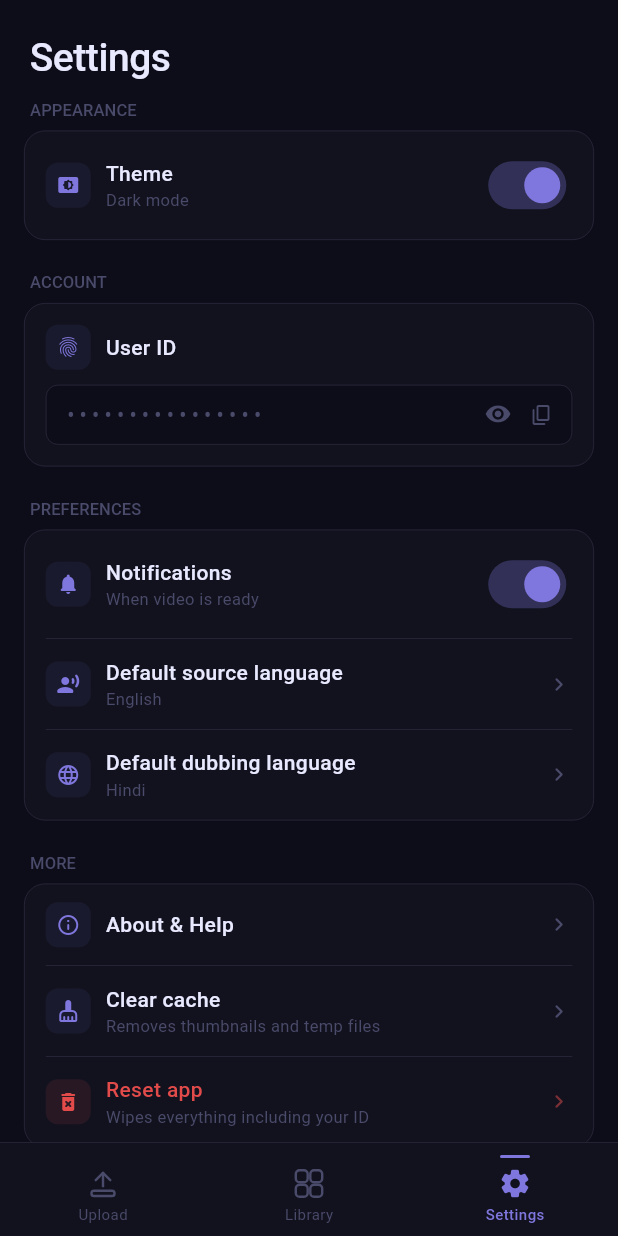
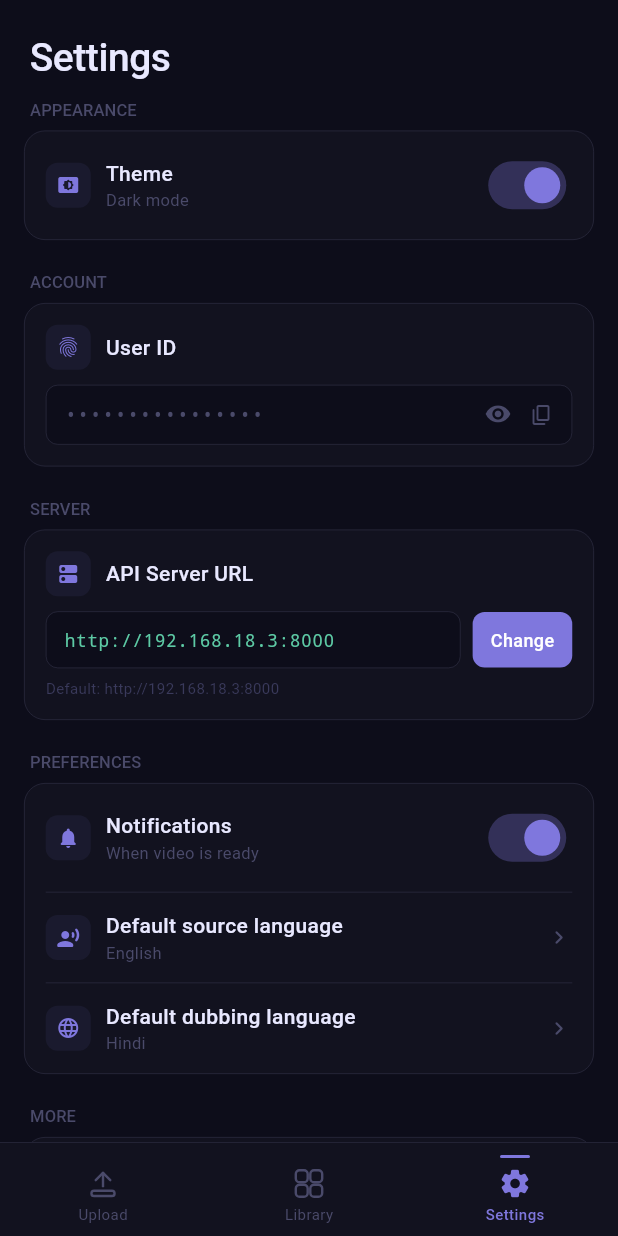
Before and after one commit to malikasana/videodub, a Flutter app: the screen it shows after launch, item 3 of the bottom bar chosen, on a phone screen of 412 x 824 dp. Run offline on Flutter 3.47's test engine with Material 3 defaults, Android fonts, the phone set to English and light mode, and no system bars; our stand-ins replace file_picker, flutter_local_notifications, share_plus, shared_preferences, video_player; missing offline and left inert: workmanager.

Commit message:
add server URL setting, fix permissions

```diff
--- a/videodub-frontend/lib/api_service.dart
+++ b/videodub-frontend/lib/api_service.dart
@@ -1,22 +1,32 @@
 import 'dart:io';
 import 'package:http/http.dart' as http;
+import 'package:shared_preferences/shared_preferences.dart';
 import 'dart:convert';
 import 'dart:async';
 
 class ApiService {
-  // ── Config ──────────────────────────────────────────────────────
-  // Emulator: http://10.0.2.2:8000
-  // Real device on same WiFi: http://YOUR_PC_IP:8000
-  // Deployed: https://your-domain.com
-  // static const String _baseUrl = 'http://10.0.2.2:8000';
-  static const String _baseUrl = 'http://192.168.18.3:8000';
+  static const String _defaultBaseUrl = 'http://192.168.18.3:8000';
+  static const String _prefKey = 'api_base_url';
   static const Duration _timeout = Duration(seconds: 30);
 
   static ApiService? _instance;
   ApiService._();
   static ApiService get instance => _instance ??= ApiService._();
 
-  // ── Upload video ────────────────────────────────────────────────
+  String _baseUrl = _defaultBaseUrl;
+
+  Future<void> init() async {
+    final prefs = await SharedPreferences.getInstance();
+    _baseUrl = prefs.getString(_prefKey) ?? _defaultBaseUrl;
+  }
+
+  Future<void> setBaseUrl(String url) async {
+    _baseUrl = url;
+    final prefs = await SharedPreferences.getInstance();
+    await prefs.setString(_prefKey, url);
+  }
+
+  String get baseUrl => _baseUrl;
 
   Future<UploadResult> uploadVideo({
     required String userId,
@@ -26,23 +36,15 @@ class ApiService {
     try {
       final uri = Uri.parse('$_baseUrl/upload');
       final request = http.MultipartRequest('POST', uri);
-
       request.fields['user_id'] = userId;
       request.files.add(await http.MultipartFile.fromPath(
-        'video',
-        videoFile.path,
-        filename: originalName,
+        'video', videoFile.path, filename: originalName,
       ));
-
       final streamedResponse = await request.send().timeout(_timeout);
       final response = await http.Response.fromStream(streamedResponse);
-
       if (response.statusCode == 200) {
         final data = jsonDecode(response.body);
-        return UploadResult.success(
-          videoId: data['video_id'],
-          originalName: data['original_name'],
-        );
+        return UploadResult.success(videoId: data['video_id'], originalName: data['original_name']);
       } else if (response.statusCode == 503) {
         return UploadResult.error('Server is busy. Please try again later.');
       } else {
@@ -58,23 +60,15 @@ class ApiService {
     }
   }
 
-  // ── Poll status ─────────────────────────────────────────────────
-
-  Future<StatusResult> getStatus({
-    required String videoId,
-    required String userId,
-  }) async {
+  Future<StatusResult> getStatus({required String videoId, required String userId}) async {
     try {
       final uri = Uri.parse('$_baseUrl/status/$videoId?user_id=$userId');
       final response = await http.get(uri).timeout(_timeout);
-
       if (response.statusCode == 200) {
         final data = jsonDecode(response.body);
         return StatusResult.success(
-          status: data['status'],
-          progress: data['progress'] ?? 0,
-          downloadUrl: data['download_url'],
-          originalName: data['original_name'],
+          status: data['status'], progress: data['progress'] ?? 0,
+          downloadUrl: data['download_url'], originalName: data['original_name'],
         );
       } else if (response.statusCode == 404) {
         return StatusResult.error('Job not found');
@@ -90,17 +84,12 @@ class ApiService {
     }
   }
 
-  // ── Download dubbed video ───────────────────────────────────────
-
   Future<DownloadResult> downloadVideo({
-    required String videoId,
-    required String userId,
-    required String savePath,
+    required String videoId, required String userId, required String savePath,
   }) async {
     try {
       final uri = Uri.parse('$_baseUrl/download/$videoId?user_id=$userId');
       final response = await http.get(uri).timeout(const Duration(minutes: 5));
-
       if (response.statusCode == 200) {
         final file = File(savePath);
         await file.writeAsBytes(response.bodyBytes);
@@ -117,12 +106,7 @@ class ApiService {
     }
   }
 
-  // ── Cancel job ──────────────────────────────────────────────────
-
-  Future<bool> cancelJob({
-    required String videoId,
-    required String userId,
-  }) async {
+  Future<bool> cancelJob({required String videoId, required String userId}) async {
     try {
       final uri = Uri.parse('$_baseUrl/job/$videoId?user_id=$userId');
       final response = await http.delete(uri).timeout(_timeout);
@@ -133,19 +117,14 @@ class ApiService {
   }
 }
 
-// ── Result models ─────────────────────────────────────────────────
-
 class UploadResult {
   final bool success;
   final String? videoId;
   final String? originalName;
   final String? error;
-
   UploadResult._({required this.success, this.videoId, this.originalName, this.error});
-
   factory UploadResult.success({required String videoId, required String originalName}) =>
       UploadResult._(success: true, videoId: videoId, originalName: originalName);
-
   factory UploadResult.error(String message) =>
       UploadResult._(success: false, error: message);
 }
@@ -157,32 +136,14 @@ class StatusResult {
   final String? downloadUrl;
   final String? originalName;
   final String? error;
-
-  StatusResult._({
-    required this.success,
-    this.status,
-    this.progress = 0,
-    this.downloadUrl,
-    this.originalName,
-    this.error,
-  });
-
-  factory StatusResult.success({
-    required String status,
-    required int progress,
-    String? downloadUrl,
-    String? originalName,
-  }) => StatusResult._(
-        success: true,
-        status: status,
-        progress: progress,
-        downloadUrl: downloadUrl,
-        originalName: originalName,
-      );
-
+  StatusResult._({required this.success, this.status, this.progress = 0,
+      this.downloadUrl, this.originalName, this.error});
+  factory StatusResult.success({required String status, required int progress,
+      String? downloadUrl, String? originalName}) =>
+      StatusResult._(success: true, status: status, progress: progress,
+          downloadUrl: downloadUrl, originalName: originalName);
   factory StatusResult.error(String message) =>
       StatusResult._(success: false, error: message);
-
   bool get isDone => status == 'done';
   bool get isProcessing => status == 'processing' || status == 'queued';
   bool get isFailed => status == 'failed' || status == 'cancelled';
@@ -192,12 +153,9 @@ class DownloadResult {
   final bool success;
   final String? filePath;
   final String? error;
-
   DownloadResult._({required this.success, this.filePath, this.error});
-
   factory DownloadResult.success({required String filePath}) =>
       DownloadResult._(success: true, filePath: filePath);
-
   factory DownloadResult.error(String message) =>
       DownloadResult._(success: false, error: message);
 }
--- a/videodub-frontend/lib/main.dart
+++ b/videodub-frontend/lib/main.dart
@@ -6,11 +6,13 @@ import 'user_service.dart';
 import 'library_service.dart';
 import 'notification_service.dart';
 import 'background_worker.dart';
+import 'api_service.dart';
 
 void main() async {
   WidgetsFlutterBinding.ensureInitialized();
   final userService = await UserService.getInstance();
   await userService.getUserId();
+  await ApiService.instance.init();
   await NotificationService.init();
   await BackgroundWorker.init();
   await LibraryService.instance.init();
--- a/videodub-frontend/lib/settings_screen.dart
+++ b/videodub-frontend/lib/settings_screen.dart
@@ -5,6 +5,7 @@ import 'package:path_provider/path_provider.dart';
 import 'package:shared_preferences/shared_preferences.dart';
 import 'theme_provider.dart';
 import 'user_service.dart';
+import 'api_service.dart';
 
 class SettingsScreen extends StatefulWidget {
   const SettingsScreen({super.key});
@@ -20,6 +21,7 @@ class _SettingsScreenState extends State<SettingsScreen> {
   String _defaultDubLanguage = 'Hindi';
   String _userId = '';
   final String _appVersion = 'v0.1.0 prototype';
+  String _serverUrl = 'http://192.168.18.3:8000';
 
   final List<String> _languages = [
     'English', 'Spanish', 'French', 'German', 'Arabic',
@@ -42,6 +44,7 @@ class _SettingsScreenState extends State<SettingsScreen> {
       _defaultDubLanguage = prefs.getString('default_dub_language') ?? 'Hindi';
       _notificationsEnabled = prefs.getBool('notifications_enabled') ?? true;
       _userId = userId;
+      _serverUrl = ApiService.instance.baseUrl;
     });
   }
 
@@ -128,6 +131,70 @@ class _SettingsScreenState extends State<SettingsScreen> {
           ],
         );
       },
+    );
+  }
+
+  void _showServerUrlDialog() {
+    final theme = ThemeScope.of(context);
+    final controller = TextEditingController(text: _serverUrl);
+    showDialog(
+      context: context,
+      builder: (_) => AlertDialog(
+        backgroundColor: theme.surface,
+        shape: RoundedRectangleBorder(borderRadius: BorderRadius.circular(16)),
+        title: Text('API Server URL',
+            style: TextStyle(fontSize: 16, fontWeight: FontWeight.w500, color: theme.text)),
+        content: Column(
+          mainAxisSize: MainAxisSize.min,
+          crossAxisAlignment: CrossAxisAlignment.start,
+          children: [
+            TextField(
+              controller: controller,
+              autofocus: true,
+              style: TextStyle(fontSize: 13, color: theme.text, fontFamily: 'monospace'),
+              decoration: InputDecoration(
+                hintText: 'http://192.168.x.x:8000',
+                hintStyle: TextStyle(color: theme.textHint),
+                filled: true,
+                fillColor: theme.bg,
+                border: OutlineInputBorder(
+                  borderRadius: BorderRadius.circular(10),
+                  borderSide: BorderSide(color: theme.border, width: 0.5),
+                ),
+                enabledBorder: OutlineInputBorder(
+                  borderRadius: BorderRadius.circular(10),
+                  borderSide: BorderSide(color: theme.border, width: 0.5),
+                ),
+                focusedBorder: OutlineInputBorder(
+                  borderRadius: BorderRadius.circular(10),
+                  borderSide: const BorderSide(color: AppColors.purple, width: 1),
+                ),
+              ),
+            ),
+            const SizedBox(height: 8),
+            Text('Enter your server IP and port. Make sure your phone and server are on the same network.',
+                style: TextStyle(fontSize: 11, color: theme.textHint, height: 1.5)),
+          ],
+        ),
+        actions: [
+          TextButton(
+            onPressed: () => Navigator.pop(context),
+            child: Text('Cancel', style: TextStyle(color: theme.textHint)),
+          ),
+          TextButton(
+            onPressed: () async {
+              final url = controller.text.trim();
+              if (url.isEmpty) return;
+              await ApiService.instance.setBaseUrl(url);
+              setState(() => _serverUrl = url);
+              if (context.mounted) Navigator.pop(context);
+              _showSnackBar('Server URL updated');
+            },
+            child: const Text('Save',
+                style: TextStyle(color: AppColors.purple, fontWeight: FontWeight.w500)),
+          ),
+        ],
+      ),
     );
   }
 
@@ -313,6 +380,61 @@ class _SettingsScreenState extends State<SettingsScreen> {
                                 ],
                               ),
                             ),
+                          ],
+                        ),
+                      ),
+                    ]),
+
+                    const SizedBox(height: 20),
+
+                    _SectionLabel(label: 'SERVER', theme: theme),
+                    _SettingsCard(theme: theme, children: [
+                      Padding(
+                        padding: const EdgeInsets.all(14),
+                        child: Column(
+                          crossAxisAlignment: CrossAxisAlignment.start,
+                          children: [
+                            Row(children: [
+                              _IconBox(icon: Icons.dns_rounded, theme: theme),
+                              const SizedBox(width: 10),
+                              Text('API Server URL',
+                                  style: TextStyle(fontSize: 14, fontWeight: FontWeight.w500, color: theme.text)),
+                            ]),
+                            const SizedBox(height: 10),
+                            Row(
+                              children: [
+                                Expanded(
+                                  child: Container(
+                                    padding: const EdgeInsets.symmetric(horizontal: 12, vertical: 10),
+                                    decoration: BoxDecoration(
+                                      color: theme.bg,
+                                      borderRadius: BorderRadius.circular(8),
+                                      border: Border.all(color: theme.border, width: 0.5),
+                                    ),
+                                    child: Text(_serverUrl,
+                                        style: TextStyle(fontSize: 12, fontFamily: 'monospace',
+                                            color: AppColors.teal, letterSpacing: 0.3),
+                                        overflow: TextOverflow.ellipsis),
+                                  ),
+                                ),
+                                const SizedBox(width: 8),
+                                GestureDetector(
+                                  onTap: () => _showServerUrlDialog(),
+                                  child: Container(
+                                    padding: const EdgeInsets.symmetric(horizontal: 12, vertical: 10),
+                                    decoration: BoxDecoration(
+                                      color: AppColors.purple,
+                                      borderRadius: BorderRadius.circular(8),
+                                    ),
+                                    child: const Text('Change',
+                                        style: TextStyle(fontSize: 12, color: Colors.white, fontWeight: FontWeight.w500)),
+                                  ),
+                                ),
+                              ],
+                            ),
+                            const SizedBox(height: 6),
+                            Text('Default: http://192.168.18.3:8000',
+                                style: TextStyle(fontSize: 10, color: theme.textFaint)),
                           ],
                         ),
                       ),
```
